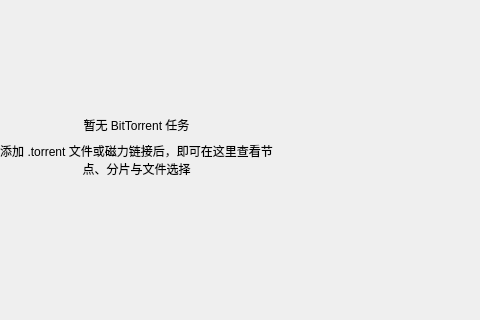
The window that ui/pages/BitTorrentPage.ui (aimineng/Fetchora) describes before a commit, drawn with Qt 5; both pictures show x 0 to 480 and y 144 to 464 of the 960 by 720 pixel window.
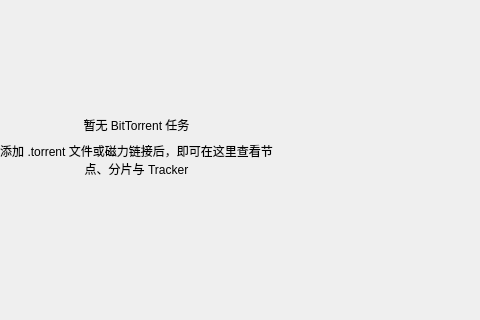
The same window after the commit. Custom widgets are drawn as their Qt base class.

The edit to the form file:
```diff
--- a/ui/pages/BitTorrentPage.ui
+++ b/ui/pages/BitTorrentPage.ui
@@ -268,7 +268,7 @@
           <item>
            <widget class="QLabel" name="tasksEmptyHint">
             <property name="text">
-             <string>添加 .torrent 文件或磁力链接后，即可在这里查看节点、分片与文件选择</string>
+             <string>添加 .torrent 文件或磁力链接后，即可在这里查看节点、分片与 Tracker</string>
             </property>
             <property name="alignment">
              <set>Qt::AlignCenter</set>
```
